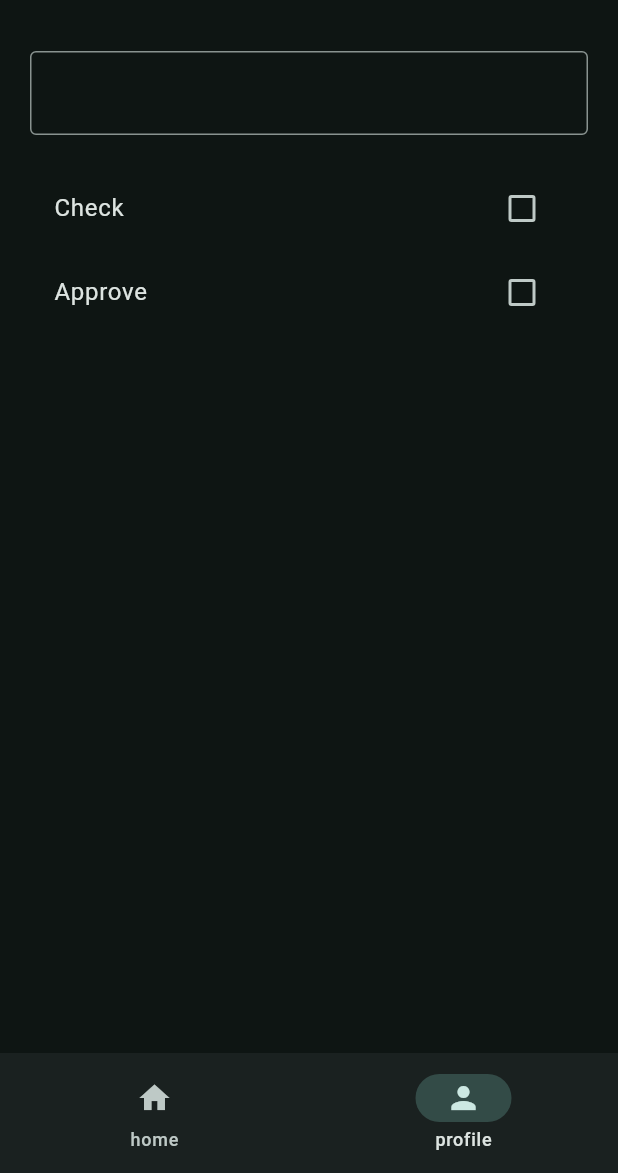
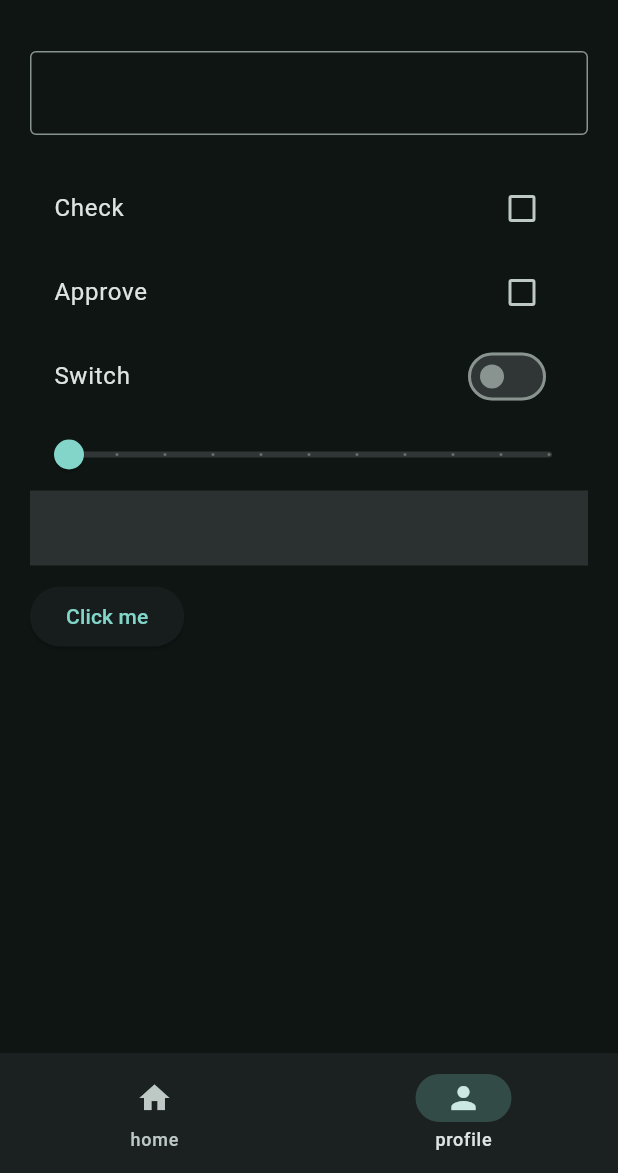
Before and after one commit to difunk/FLUTTER-PLAYGROUND-APP, a Flutter app: the screen it shows after launch, item 2 of the bottom bar chosen, on a phone screen of 412 x 824 dp, the part 63-1236 px from its top. Run offline on Flutter 3.47's test engine with Material 3 defaults, Android fonts, the phone set to English and light mode, and no system bars.

Commit message:
singleChildScrollView, switchListTile, slider, inkWell, elevatedButton

```diff
--- a/lib/views/pages/profile_page.dart
+++ b/lib/views/pages/profile_page.dart
@@ -11,12 +11,16 @@ class _ProfilePageState extends State<ProfilePage> {
   TextEditingController controller = TextEditingController();
   bool? isChecked = false;
   bool? isApproved = false;
+  bool isSwitched = false;
+  double sliderValue = 0.0;
 
   @override
   Widget build(BuildContext context) {
-    return Padding(
+    return SingleChildScrollView(
+      child: Padding(
         padding: const EdgeInsets.all(20.0),
         child: Column(
+          crossAxisAlignment: CrossAxisAlignment.start,
           children: [
             TextField(
               controller: controller,
@@ -26,7 +30,7 @@ class _ProfilePageState extends State<ProfilePage> {
               },
             ),
             Text(controller.text),
-          CheckboxListTile(
+            CheckboxListTile.adaptive(
               tristate: true,
               title: Text("Check"),
               value: isChecked,
@@ -36,7 +40,7 @@ class _ProfilePageState extends State<ProfilePage> {
                 });
               },
             ),
-          CheckboxListTile(
+            CheckboxListTile.adaptive(
               tristate: true,
               title: Text("Approve"),
               value: isApproved,
@@ -46,7 +50,39 @@ class _ProfilePageState extends State<ProfilePage> {
                 });
               },
             ),
+            SwitchListTile.adaptive(
+              title: Text("Switch"),
+              value: isSwitched,
+              onChanged: (bool value) {
+                setState(() {
+                  isSwitched = value;
+                });
+              },
+            ),
+            Slider.adaptive(
+              max: 10.0,
+              divisions: 10,
+              value: sliderValue,
+              onChanged: (double value) {
+                setState(() {
+                  sliderValue = value;
+                });
+              },
+            ),
+            InkWell(
+              onTap: () {
+                print("image selected");
+              },
+              child: Container(
+                height: 50,
+                width: double.infinity,
+                color: Colors.white12,
+              ),
+            ),
+            SizedBox(height: 10),
+            ElevatedButton(onPressed: () {}, child: Text("Click me")),
           ],
+        ),
       ),
     );
   }
```
Lines whose indentation alone changed are shown as unchanged.
